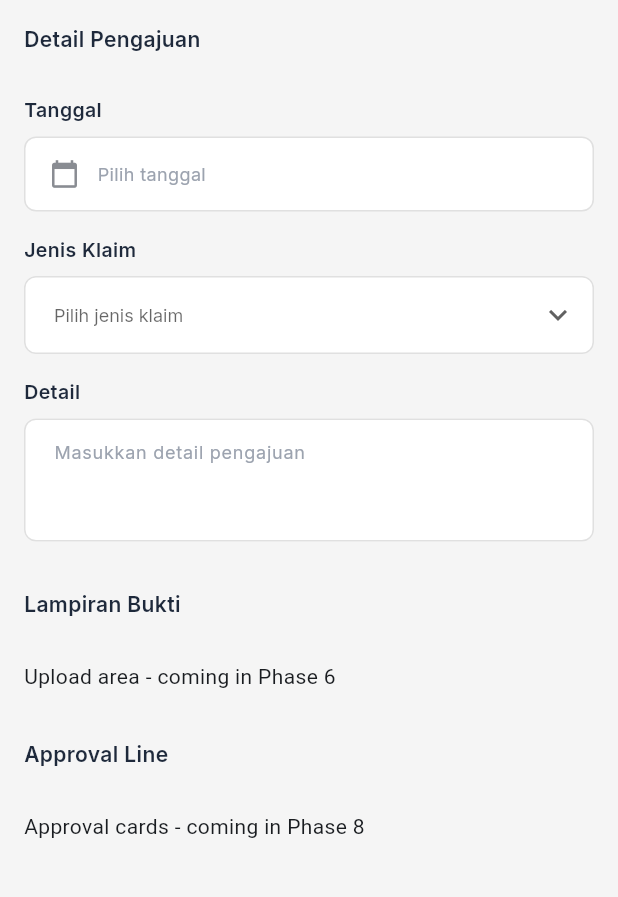
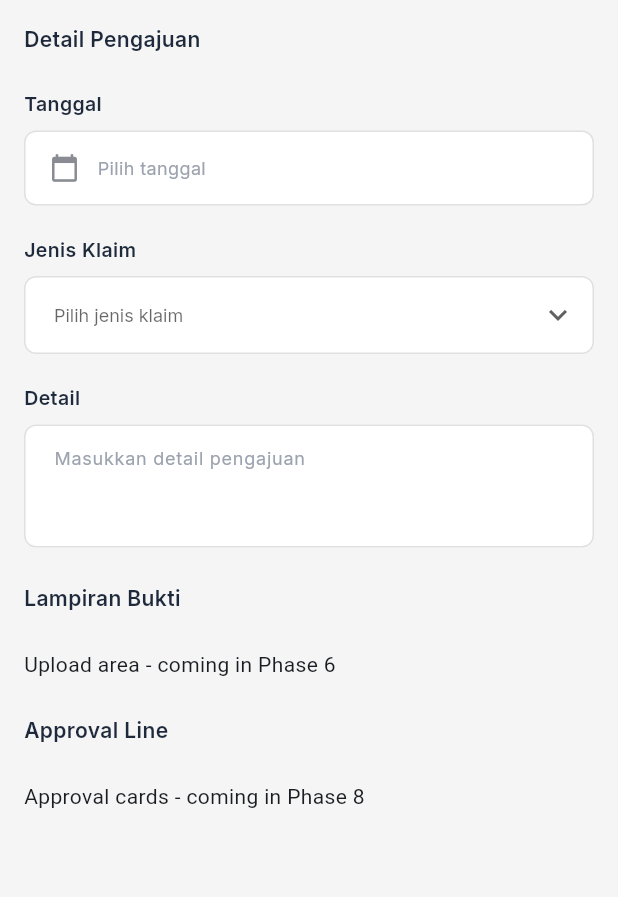
Before and after one commit to RulyOctareza/reimburse_venturo, a Flutter app: the ReimbursementFormPage screen opened by its route, on a phone screen of 412 x 824 dp, the part 84-981 px from its top. Run offline on Flutter 3.47's test engine with Material 3 defaults, Android fonts, the light colour scheme and no system bars; our stand-ins replace get, google_fonts, table_calendar.

Commit message:
refactor: improve form field styling
- Adjust spacing between fields
- Fix section header spacing
- Improve visual consistency across all fields
- Use consistent spacing values (12px, 20px, 24px)

```diff
--- a/lib/app/presentation/pages/reimbursement_form_page.dart
+++ b/lib/app/presentation/pages/reimbursement_form_page.dart
@@ -29,7 +29,7 @@ class ReimbursementFormPage extends GetView<ReimbursementFormController> {
           children: [
             // Section 1: Detail Pengajuan
             const SectionHeader(title: 'Detail Pengajuan'),
-            const SizedBox(height: 16),
+            const SizedBox(height: 12),
             // Date Field
             Obx(() => DatePickerField(
                   label: 'Tanggal',
@@ -39,7 +39,7 @@ class ReimbursementFormPage extends GetView<ReimbursementFormController> {
                     controller.selectedDate.value = date;
                   },
                 )),
-            const SizedBox(height: 16),
+            const SizedBox(height: 20),
             // Jenis Klaim Dropdown
             Obx(() => CustomDropdown<String>(
                   label: 'Jenis Klaim',
@@ -59,7 +59,7 @@ class ReimbursementFormPage extends GetView<ReimbursementFormController> {
                     }
                   },
                 )),
-            const SizedBox(height: 16),
+            const SizedBox(height: 20),
             // Detail Text Area
             CustomTextField(
               label: 'Detail',
@@ -68,17 +68,17 @@ class ReimbursementFormPage extends GetView<ReimbursementFormController> {
               maxLines: 5,
               minLines: 3,
             ),
-            const SizedBox(height: 32),
+            const SizedBox(height: 24),
 
             // Section 2: Lampiran Bukti
             const SectionHeader(title: 'Lampiran Bukti'),
-            const SizedBox(height: 16),
+            const SizedBox(height: 12),
             const Text('Upload area - coming in Phase 6'),
-            const SizedBox(height: 32),
+            const SizedBox(height: 24),
 
             // Section 3: Approval Line
             const SectionHeader(title: 'Approval Line'),
-            const SizedBox(height: 16),
+            const SizedBox(height: 12),
             const Text('Approval cards - coming in Phase 8'),
           ],
         ),
```
